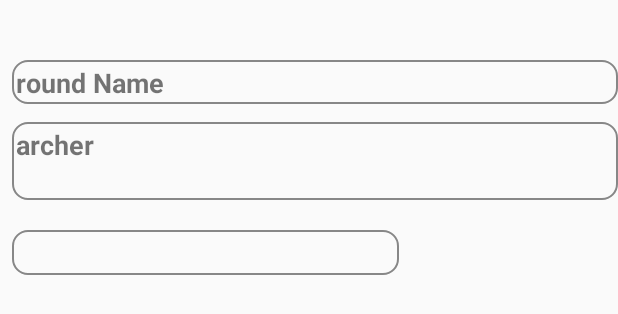
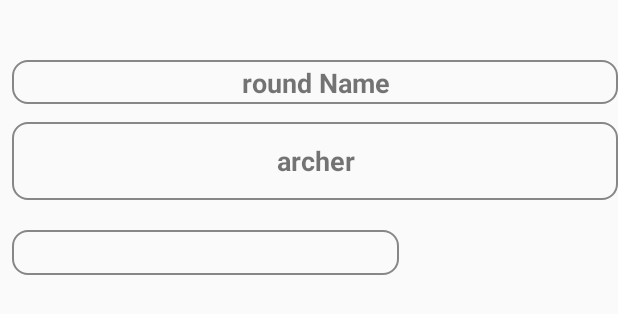
Before and after one commit to jiemeb/CompteCible, an Android app: the layout activity_image_resultat.xml on its own in the app's theme, with its tools: preview values and no code run, on a phone screen of 412 x 824 dp. Shown: the top 314 px of the screen. Run offline under Robolectric (Android 15) with nearby library versions, the phone set to English and light mode, and no system bars.

Commit message:
mise en place export données + remise en forme des écran

```diff
--- a/app/src/main/res/layout/activity_image_resultat.xml
+++ b/app/src/main/res/layout/activity_image_resultat.xml
@@ -13,11 +13,12 @@
         android:layout_height="52dp"
         android:layout_gravity="center"
         android:layout_marginTop="12dp"
+        android:background="@drawable/it_style"
+        android:gravity="center"
         android:text="archer"
-        android:textAlignment="viewStart"
+        android:textAlignment="center"
         android:textSize="18sp"
         android:textStyle="bold"
-        android:background="@drawable/it_style"
         app:layout_constraintEnd_toEndOf="@+id/air_round"
         app:layout_constraintHorizontal_bias="1.0"
         app:layout_constraintStart_toStartOf="@+id/air_round"
@@ -30,11 +31,11 @@
         android:layout_height="29dp"
         android:layout_marginStart="8dp"
         android:layout_marginTop="40dp"
+        android:background="@drawable/it_style"
         android:text="@string/roundName"
-        android:textAlignment="viewStart"
+        android:textAlignment="center"
         android:textSize="18sp"
         android:textStyle="bold"
-        android:background="@drawable/it_style"
         app:layout_constraintEnd_toEndOf="parent"
         app:layout_constraintHorizontal_bias="1.0"
         app:layout_constraintStart_toStartOf="parent"
```
Also changed, not shown: app/src/main/res/layout/activity_maintenance.xml (+32 -3 lines).
